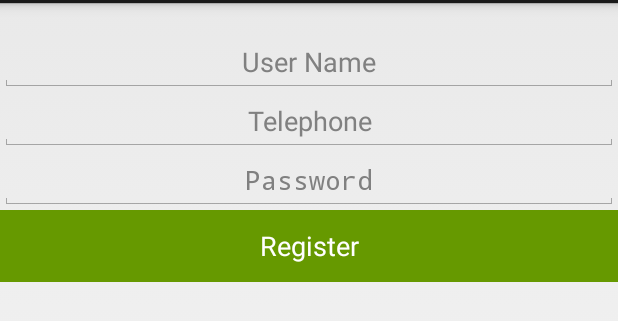
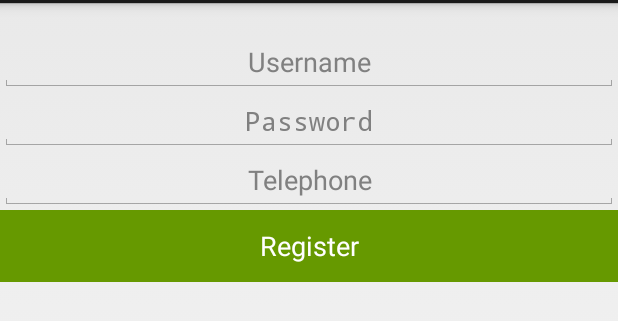
Before and after one commit to FlorescuAndreea/CarSharing, an Android app: the layout fragment_register.xml on its own in the app's theme, with its tools: preview values and no code run, on a phone screen of 412 x 824 dp, the part 69-390 px from its top. Run offline under Robolectric (Android 15) with nearby library versions, the light colour scheme and no system bars.

Commit message:
modified register view

```diff
--- a/app/src/main/res/layout/fragment_register.xml
+++ b/app/src/main/res/layout/fragment_register.xml
@@ -16,17 +16,9 @@
             android:layout_width="fill_parent"
             android:gravity="center"
             android:layout_height="wrap_content"
-            android:hint="User Name"
+            android:hint="Username"
             android:id="@+id/register_et_name"
 
-            />
-
-        <EditText
-            android:layout_width="fill_parent"
-            android:layout_height="wrap_content"
-            android:hint="Telephone"
-            android:gravity="center"
-            android:id="@+id/register_et_telephone"
             />
 
         <EditText
@@ -38,6 +30,14 @@
             android:gravity="center"
             android:layout_alignParentLeft="true"
             android:layout_alignParentStart="true" />
+
+        <EditText
+            android:layout_width="fill_parent"
+            android:layout_height="wrap_content"
+            android:hint="Telephone"
+            android:gravity="center"
+            android:id="@+id/register_et_telephone"
+            />
 
         <Button
             android:width="250dp"
```
